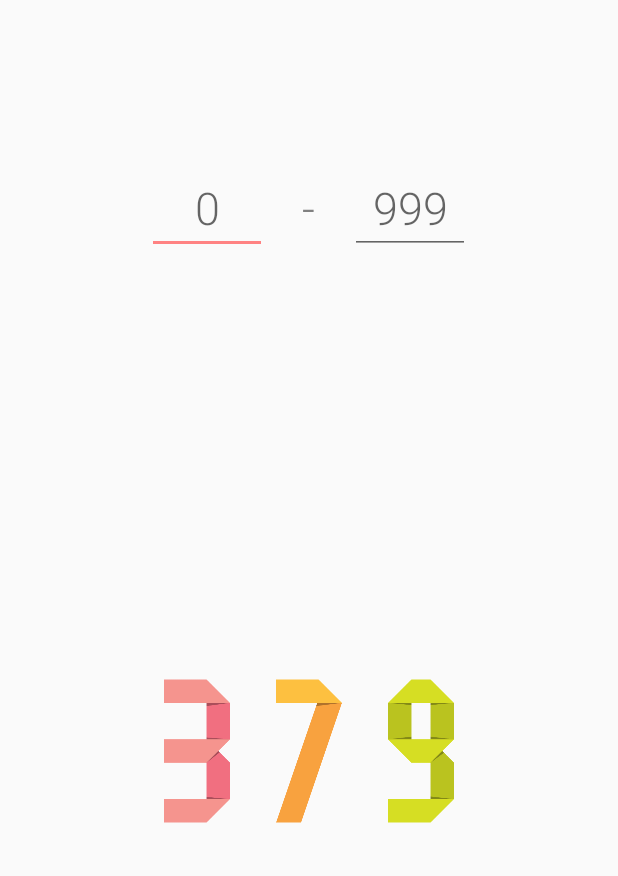
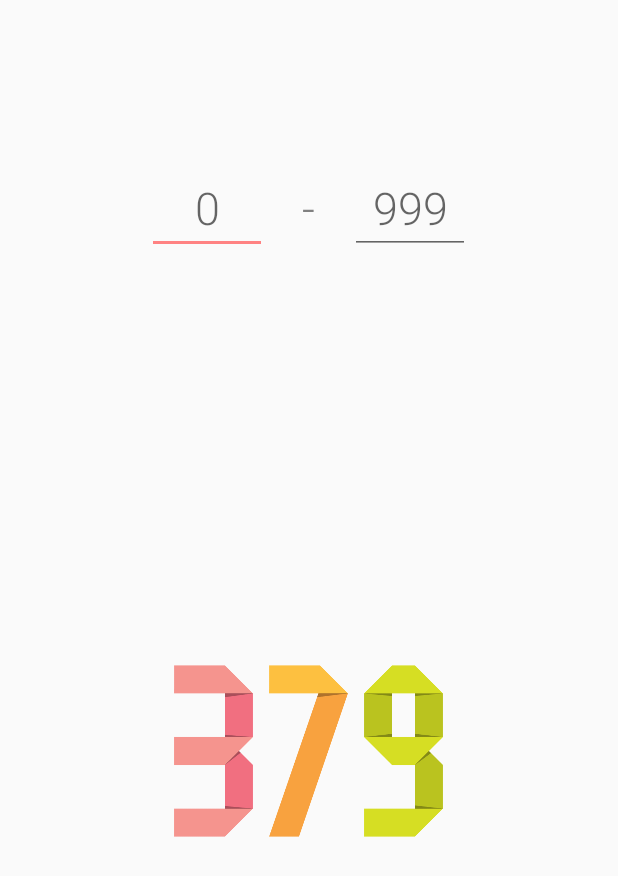
Before and after one commit to kulikovman/Randomizer, an Android app: the screen it shows after launch (MainActivity), on a phone screen of 412 x 824 dp. Shown: the top 876 px of the screen. Run offline under Robolectric (Android 15) with nearby library versions, the phone set to English and light mode, and no system bars; 3 statements that could not run were skipped.

Commit message:
Добавлен размерный файл и удалены ненужные локали

```diff
--- a/app/src/main/res/layout/new_activity_main.xml
+++ b/app/src/main/res/layout/new_activity_main.xml
@@ -67,27 +67,27 @@
         <ImageView
             android:id="@+id/number_1"
             android:layout_width="wrap_content"
-            android:layout_height="100dp"
-            android:layout_marginEnd="15dp"
-            android:layout_marginStart="15dp"
+            android:layout_height="@dimen/number_height"
+            android:layout_marginEnd="@dimen/space_between_numbers"
+            android:layout_marginStart="@dimen/space_between_numbers"
             android:adjustViewBounds="true"
             app:srcCompat="@drawable/num_p_3"/>
 
         <ImageView
             android:id="@+id/number_2"
             android:layout_width="wrap_content"
-            android:layout_height="100dp"
-            android:layout_marginEnd="15dp"
-            android:layout_marginStart="15dp"
+            android:layout_height="@dimen/number_height"
+            android:layout_marginEnd="@dimen/space_between_numbers"
+            android:layout_marginStart="@dimen/space_between_numbers"
             android:adjustViewBounds="true"
             app:srcCompat="@drawable/num_p_7"/>
 
         <ImageView
             android:id="@+id/number_3"
             android:layout_width="wrap_content"
-            android:layout_height="100dp"
-            android:layout_marginEnd="15dp"
-            android:layout_marginStart="15dp"
+            android:layout_height="@dimen/number_height"
+            android:layout_marginEnd="@dimen/space_between_numbers"
+            android:layout_marginStart="@dimen/space_between_numbers"
             android:adjustViewBounds="true"
             app:srcCompat="@drawable/num_p_9"/>
 
--- /dev/null
+++ b/app/src/main/res/values/dimens.xml
@@ -0,0 +1,7 @@
+<?xml version="1.0" encoding="utf-8"?>
+<resources>
+    <!-- Картинки с цифрами -->
+    <dimen name="number_height">120dp</dimen>
+    <dimen name="space_between_numbers">5dp</dimen>
+
+</resources>
```
Also changed, not shown: 2 other files.
